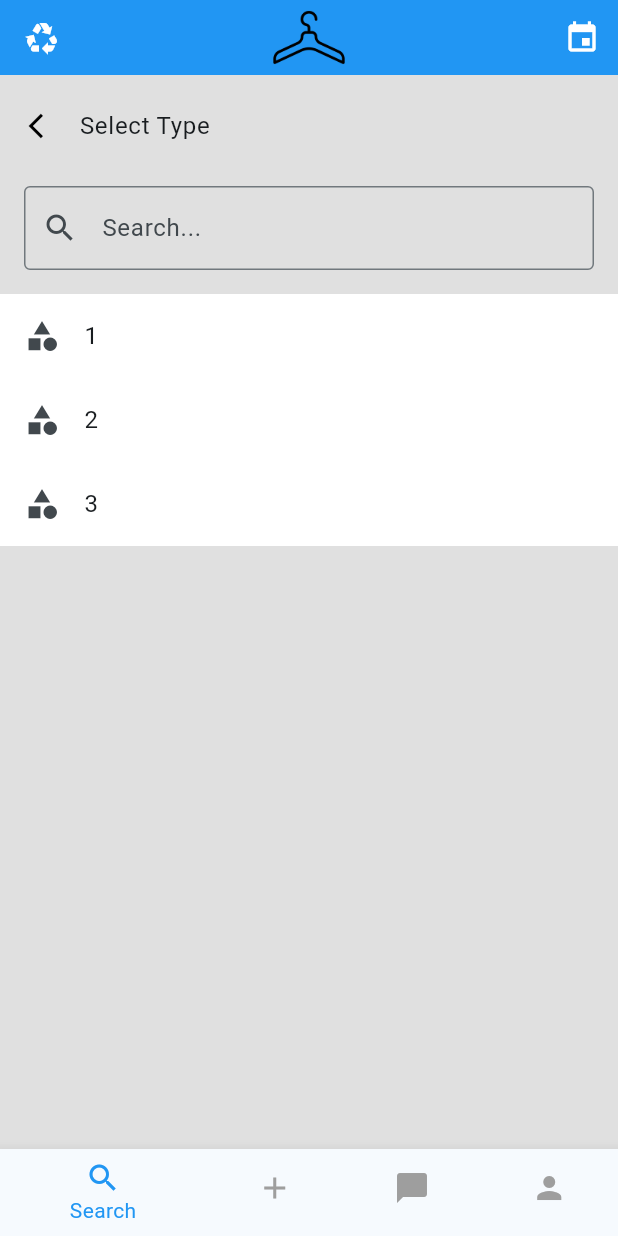
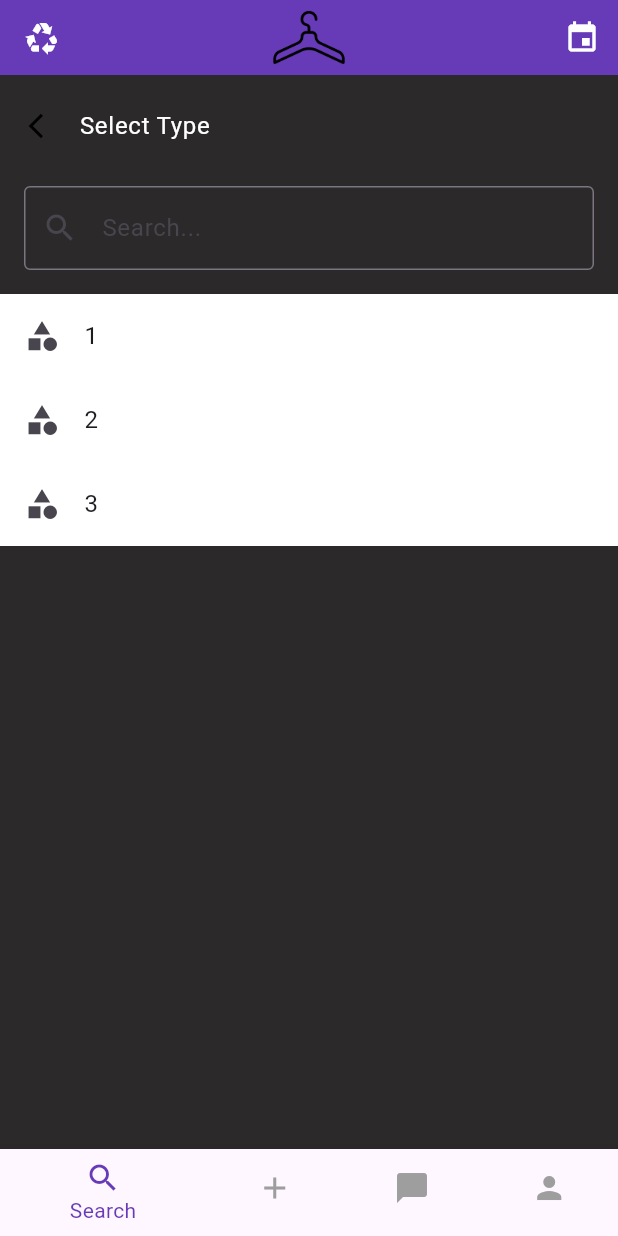
Before and after one commit to Fiversity-1/StyleSwap, a Flutter app: the AdvancedSearch screen opened by its route, on a phone screen of 412 x 824 dp. Run offline on Flutter 3.47's test engine with Material 3 defaults, Android fonts, the phone set to English and light mode, and no system bars; our stand-ins replace flutter_card_swiper, flutter_hooks, im_stepper, image_picker, lottie; missing offline and left inert: tutorial_coach_mark.

Commit message:
Added a preference page with a setting to change between the different colour schemes. This is now working. SYstem will work on phone and pc. Dark theme and colour blind to be completed next commit.

```diff
--- a/lib/theme/theme.dart
+++ b/lib/theme/theme.dart
@@ -6,25 +6,7 @@ ThemeData lightTheme = ThemeData(
   useMaterial3: true,
   primaryColor: Colors.lightBlue,
   scaffoldBackgroundColor: Colors.grey[300],
-  // scaffoldBackgroundColor: Colors.lightBlue,
-  // textTheme: const TextTheme(
-  //   headlineLarge: TextStyle(
-  //     fontSize: 42,
-  //     color: Colors.white,
-  //   ),
-  //   headlineMedium: TextStyle(
-  //     fontSize: 26,
-  //     color: Colors.white,
-  //   ),
-  //   headlineSmall: TextStyle(
-  //     fontSize: 26,
-  //     color: Colors.black,
-  //   ),
-  //   bodySmall: TextStyle(
-  //     fontSize: 22,
-  //     color: Colors.white,
-  //   ),
-  // ),
+
   appBarTheme: const AppBarTheme(
     color: Colors.blue,
     iconTheme: IconThemeData(color: Colors.white),
@@ -57,7 +39,7 @@ ThemeData darkTheme = ThemeData(
   colorScheme: ColorScheme.fromSeed(seedColor: Colors.deepPurple)
       .copyWith(brightness: Brightness.dark),
   useMaterial3: true,
-  scaffoldBackgroundColor: const Color.fromRGBO(18, 18, 18, 1),
+  scaffoldBackgroundColor: Color.fromARGB(255, 43, 41, 41),
   appBarTheme: const AppBarTheme(
     color: Colors.deepPurple,
     iconTheme: IconThemeData(color: Colors.white),
@@ -73,11 +55,29 @@ ThemeData darkTheme = ThemeData(
       ),
     ),
   ),
-  hoverColor: Colors.lightBlueAccent,
+  hoverColor: Colors.deepPurpleAccent,
   listTileTheme: const ListTileThemeData(
       tileColor: Colors.white,
       selectedTileColor: Colors.lightBlue,
       selectedColor: Colors.white),
+  textTheme: const TextTheme(
+      headlineLarge: TextStyle(
+        fontSize: 42,
+        color: Colors.white,
+      ),
+      headlineMedium: TextStyle(
+        fontSize: 26,
+        color: Colors.white,
+      ),
+      headlineSmall: TextStyle(
+        fontSize: 26,
+        color: Colors.black,
+      ),
+      bodySmall: TextStyle(
+        fontSize: 22,
+        color: Colors.white,
+      ),
+      bodyLarge: TextStyle(color: Colors.white)),
 );
 
 ThemeData accessibilityTheme = ThemeData();
```
Also changed, not shown: lib/features/profile/presentation/preferences.dart (added, +55 -0 lines), lib/main.dart (+4 -3 lines), lib/theme/themeSwitcher.dart (+20 -6 lines), lib/widgets/custom_top_app_bar.dart (+2 -5 lines).
